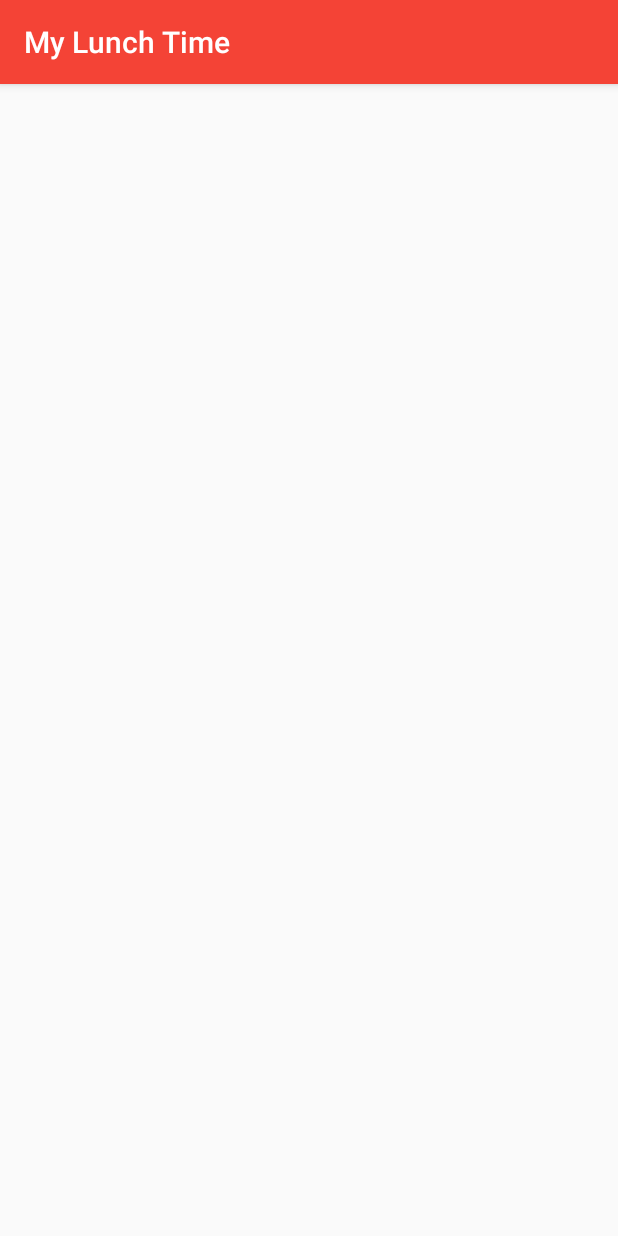
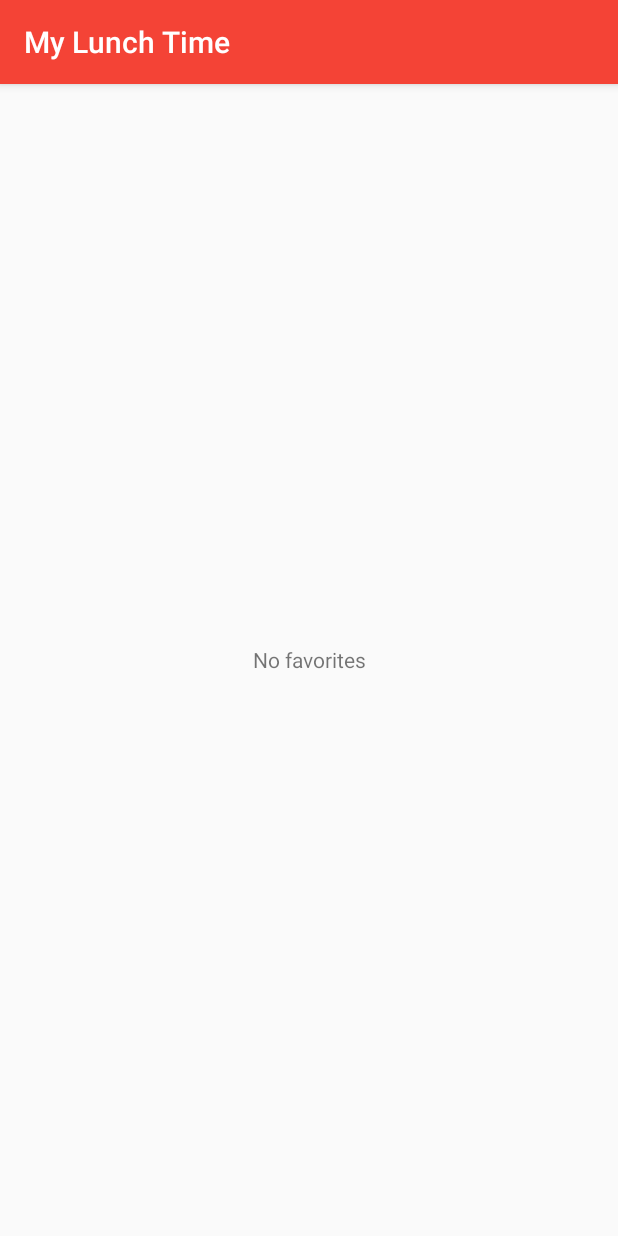
Before and after one commit to douglasaraujo2/MyLunchTime, an Android app: the fragment FavoritesFragment shown on its own in the app's theme, on a phone screen of 412 x 824 dp. Run offline under Robolectric (Android 15) with nearby library versions, the light colour scheme and no system bars; 2 statements that could not run were skipped.

Commit message:
Adicionando empty text

```diff
--- a/app/src/main/java/app/dougaraujo/com/mylunchtime/DAO/FavoriteDAO.java
+++ b/app/src/main/java/app/dougaraujo/com/mylunchtime/DAO/FavoriteDAO.java
@@ -61,7 +61,7 @@ public class FavoriteDAO {
             db.setTransactionSuccessful();
             db.close();
         } catch (Exception e) {
-
+            throw e;
         }
     }
 
@@ -76,7 +76,7 @@ public class FavoriteDAO {
             db.setTransactionSuccessful();
             db.close();
         } catch (Exception e) {
-
+            throw e;
         }
 
     }
--- a/app/src/main/java/app/dougaraujo/com/mylunchtime/FavoritesFragment.java
+++ b/app/src/main/java/app/dougaraujo/com/mylunchtime/FavoritesFragment.java
@@ -9,6 +9,7 @@ import android.support.v7.widget.RecyclerView;
 import android.view.LayoutInflater;
 import android.view.View;
 import android.view.ViewGroup;
+import android.widget.TextView;
 import android.widget.Toast;
 
 import java.util.List;
@@ -23,19 +24,7 @@ import app.dougaraujo.com.mylunchtime.model.Favorite;
  */
 public class FavoritesFragment extends Fragment {
     RecyclerView rvFavorites;
-//    ItemTouchHelper.SimpleCallback simpleItemTouchCallback = new ItemTouchHelper.SimpleCallback(0, ItemTouchHelper.LEFT | ItemTouchHelper.RIGHT) {
-//        @Override
-//        public boolean onMove(RecyclerView recyclerView, RecyclerView.ViewHolder viewHolder, RecyclerView.ViewHolder target) {
-//            return false;
-//        }
-//
-//        @Override
-//        public void onSwiped(RecyclerView.ViewHolder viewHolder, int swipeDir) {
-//            //Remove swiped item from list and notify the RecyclerView
-//            Toast.makeText(getActivity(), new String(String.valueOf(swipeDir)), Toast.LENGTH_SHORT).show();
-//        }
-//    };
-//    ItemTouchHelper itemTouchHelper = new ItemTouchHelper(simpleItemTouchCallback);
+    TextView tvEmpty;
 
     private FavoriteAdapter favoriteAdapter;
     private List<Favorite> favorites;
@@ -50,20 +39,32 @@ public class FavoritesFragment extends Fragment {
                              Bundle savedInstanceState) {
         View itemView = inflater.inflate(R.layout.fragment_favorites, container, false);
         rvFavorites = (RecyclerView) itemView.findViewById(R.id.rvFavorites);
-        FavoriteDAO favoriteDAO = new FavoriteDAO(getActivity());
-        favorites = favoriteDAO.getAll();
+        tvEmpty = (TextView) itemView.findViewById(R.id.tvEmpty);
+
         favoriteAdapter = new FavoriteAdapter(favorites);
         RecyclerView.LayoutManager layoutManager = new LinearLayoutManager(getActivity());
 //;        itemTouchHelper.attachToRecyclerView(rvFavorites);
         rvFavorites.setLayoutManager(layoutManager);
         rvFavorites.setAdapter(favoriteAdapter);
         rvFavorites.setHasFixedSize(true);
-
+        loadData();
         initSwipe();
         return itemView;
 
     }
 
+    private void loadData() {
+        FavoriteDAO favoriteDAO = new FavoriteDAO(getActivity());
+        favorites = favoriteDAO.getAll();
+        if (favorites.isEmpty()) {
+            rvFavorites.setVisibility(View.GONE);
+            tvEmpty.setVisibility(View.VISIBLE);
+        } else {
+            tvEmpty.setVisibility(View.GONE);
+            rvFavorites.setVisibility(View.VISIBLE);
+        }
+        favoriteAdapter.update(favorites);
+    }
     private void initSwipe() {
         SwipeHelper swipeHelper = new SwipeHelper(getActivity(), rvFavorites) {
             @Override
@@ -78,8 +79,8 @@ public class FavoritesFragment extends Fragment {
                                 Favorite favorito = favorites.get(pos);
                                 FavoriteDAO favoriteDAO = new FavoriteDAO(getActivity());
                                 favoriteDAO.deleteFavorite(favorito.getId());
-                                favorites.remove(pos);
-                                favoriteAdapter.update(favorites);
+                                //favorites.remove(pos);
+                                loadData();
                                 Toast.makeText(getActivity(), "Registro deletado com sucesso", Toast.LENGTH_SHORT).show();
                             }
                         }
--- a/app/src/main/res/layout/fragment_favorites.xml
+++ b/app/src/main/res/layout/fragment_favorites.xml
@@ -9,4 +9,11 @@
         android:layout_width="match_parent"
         android:layout_height="match_parent" />
 
+    <TextView
+        android:id="@+id/tvEmpty"
+        android:layout_width="match_parent"
+        android:layout_height="match_parent"
+        android:gravity="center"
+        android:text="@string/no_data_available"
+        android:visibility="gone" />
 </FrameLayout>
--- a/app/src/main/res/values/strings.xml
+++ b/app/src/main/res/values/strings.xml
@@ -32,4 +32,5 @@
     <string name="txt_edit">Edit</string>
     <string name="maps_key_webservice" translatable="false">AIzaSyDugKkbaVw68SpFgH0B-6KJZlgwmPsiTKk</string>
     <string name="maps_key_android" translatable="false">AIzaSyDYBlWLTTlQW2Od1kEe9XpgcyozquBP7Bs</string>
+    <string name="no_data_available">No favorites</string>
 </resources>
```
Also changed, not shown: app/src/main/java/app/dougaraujo/com/mylunchtime/NewFavoriteFragment.java (+8 -3 lines), 1 other file.
